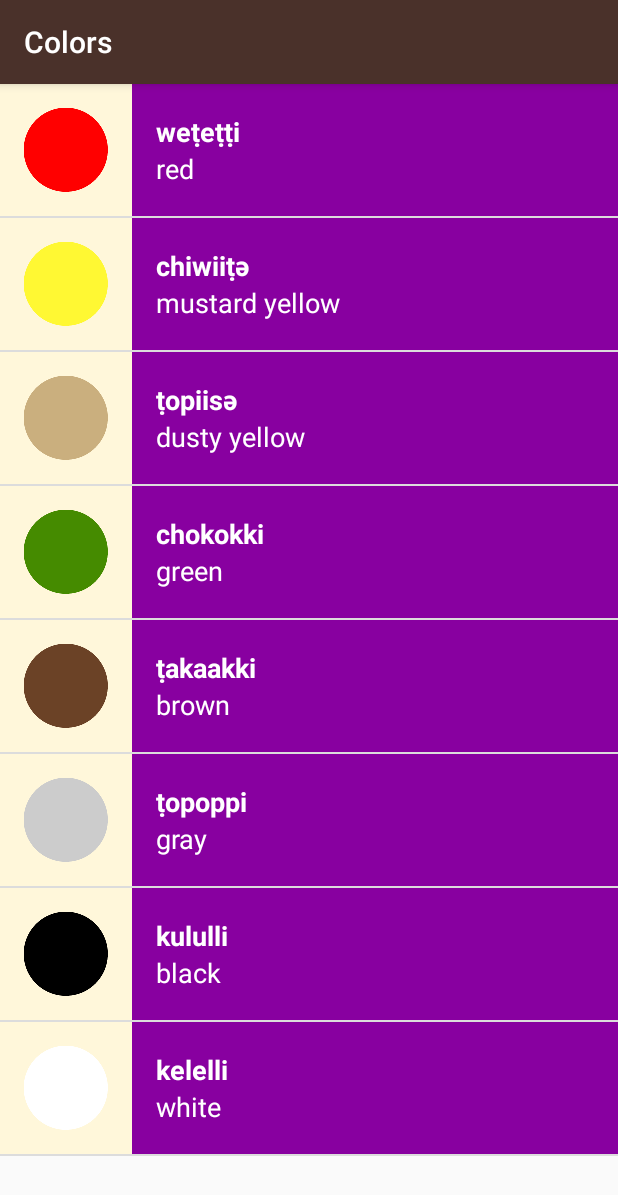
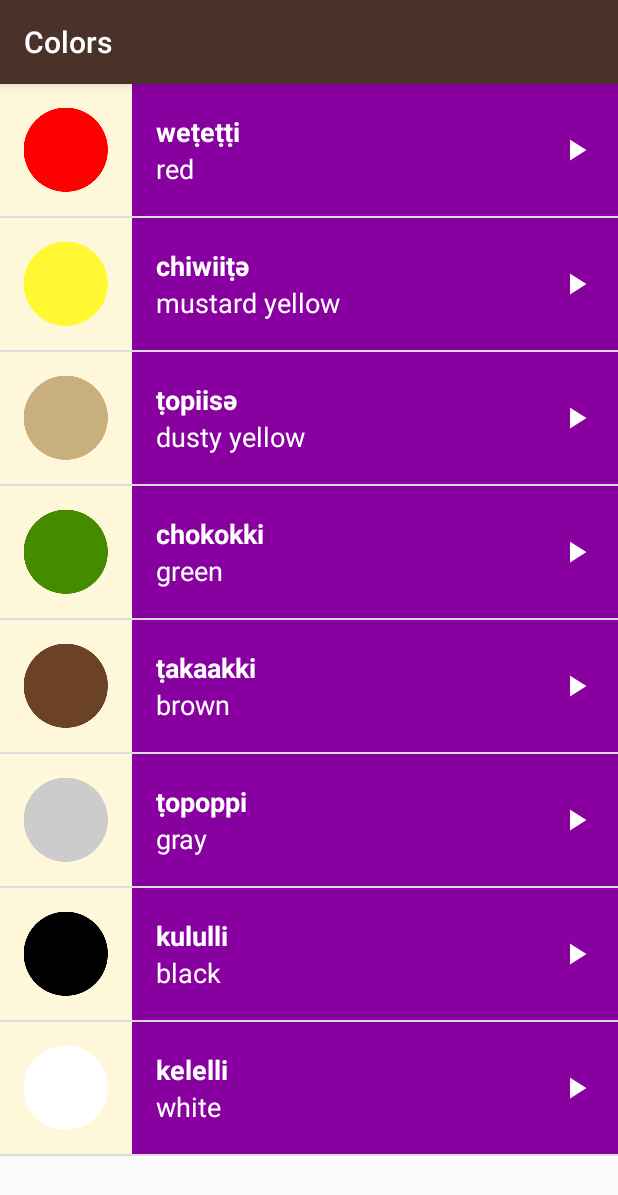
Before and after one commit to sprored/Miwok, an Android app: the ColorsActivity screen opened directly, with no data from a screen before it, on a phone screen of 412 x 824 dp. Shown: the top 1195 px of the screen. Run offline under Robolectric (Android 15) with nearby library versions, the phone set to English and light mode, and no system bars.

Commit message:
feat: Add play button

```diff
--- a/app/src/main/res/layout/list_item.xml
+++ b/app/src/main/res/layout/list_item.xml
@@ -1,18 +1,5 @@
 <?xml version="1.0" encoding="utf-8"?>
-<!-- Copyright (C) 2016 The Android Open Source Project
 
-     Licensed under the Apache License, Version 2.0 (the "License");
-     you may not use this file except in compliance with the License.
-     You may obtain a copy of the License at
-
-          http://www.apache.org/licenses/LICENSE-2.0
-
-     Unless required by applicable law or agreed to in writing, software
-     distributed under the License is distributed on an "AS IS" BASIS,
-     WITHOUT WARRANTIES OR CONDITIONS OF ANY KIND, either express or implied.
-     See the License for the specific language governing permissions and
-     limitations under the License.
--->
 <!-- Layout for a single list item -->
 <LinearLayout xmlns:android="http://schemas.android.com/apk/res/android"
     xmlns:tools="http://schemas.android.com/tools"
@@ -26,6 +13,10 @@
         android:id="@+id/image"
         android:layout_width="@dimen/list_item_height"
         android:layout_height="@dimen/list_item_height" />
+
+    <RelativeLayout
+        android:layout_width="match_parent"
+        android:layout_height="match_parent">
 
     <LinearLayout
         android:id="@+id/text_container"
@@ -56,4 +47,15 @@
             android:textColor="@android:color/white"
             tools:text="one" />
     </LinearLayout>
+
+
+        <ImageView
+            android:layout_width="24dp"
+            android:layout_height="24dp"
+            android:layout_alignParentRight="true"
+            android:layout_centerVertical="true"
+            android:layout_marginRight="16dp"
+            android:src="@drawable/ic_play_arrow"/>
+
+    </RelativeLayout>
 </LinearLayout>
```
Also changed, not shown: app/src/main/res/drawable-hdpi/ic_play_arrow.png (added), app/src/main/res/drawable-mdpi/ic_play_arrow.png (added), app/src/main/res/drawable-xhdpi/ic_play_arrow.png (added), app/src/main/res/drawable-xxhdpi/ic_play_arrow.png (added), app/src/main/res/drawable-xxxhdpi/ic_play_arrow.png (added).
